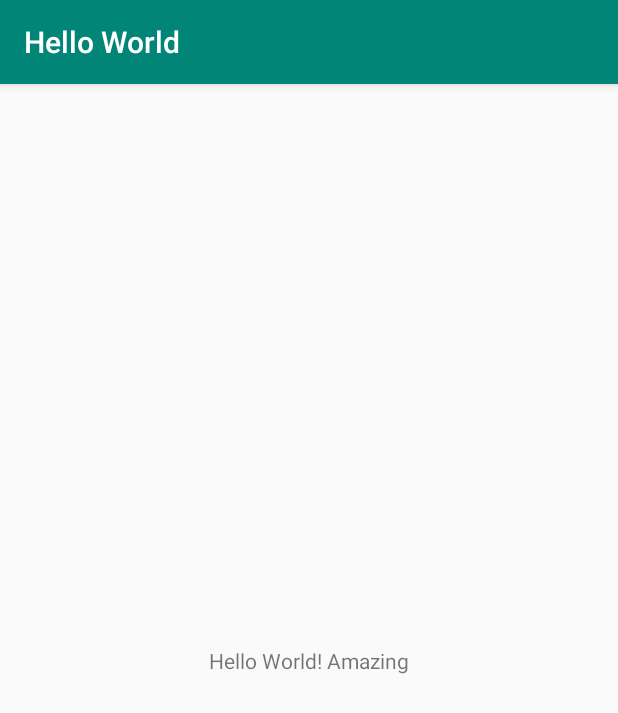
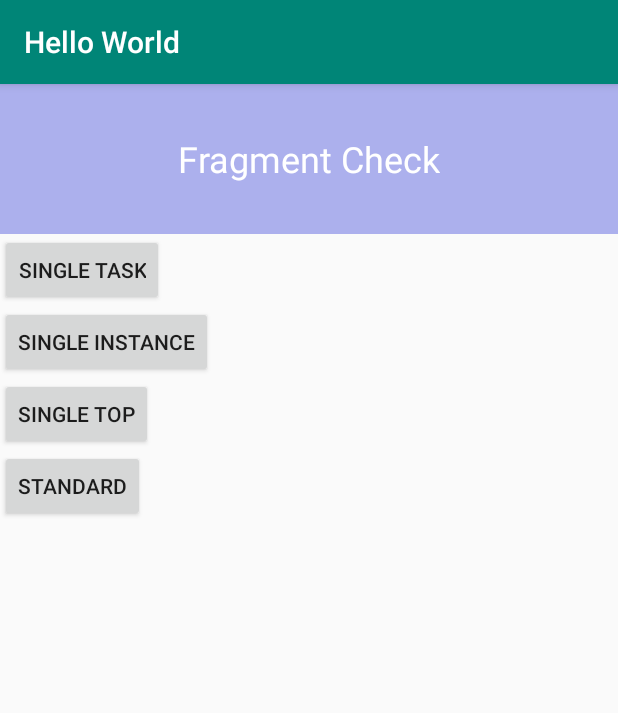
Before and after one commit to meta-jai-garg/android-training, an Android app: the screen it shows after launch (MainActivity), on a phone screen of 412 x 824 dp. Shown: the top 713 px of the screen. Run offline under Robolectric (Android 15) with nearby library versions, the phone set to English and light mode, and no system bars.

Commit message:
Activity and Fragment Lifecycle

```diff
--- a/HelloWorld/app/build.gradle
+++ b/HelloWorld/app/build.gradle
@@ -22,6 +22,7 @@ dependencies {
     implementation fileTree(dir: 'libs', include: ['*.jar'])
     implementation 'com.android.support:appcompat-v7:28.0.0'
     implementation 'com.android.support.constraint:constraint-layout:1.1.3'
+    implementation 'com.android.support:support-v4:28.0.0'
     testImplementation 'junit:junit:4.12'
     androidTestImplementation 'com.android.support.test:runner:1.0.2'
     androidTestImplementation 'com.android.support.test.espresso:espresso-core:3.0.2'
--- /dev/null
+++ b/HelloWorld/app/src/main/java/com/metacube/helloworld/BlankFragment.java
@@ -0,0 +1,78 @@
+package com.metacube.helloworld;
+
+import android.content.Context;
+import android.os.Bundle;
+import android.support.annotation.NonNull;
+import android.support.annotation.Nullable;
+import android.support.v4.app.Fragment;
+import android.util.Log;
+import android.view.LayoutInflater;
+import android.view.View;
+import android.view.ViewGroup;
+
+
+
+public class BlankFragment extends Fragment {
+
+
+    private static final String TAG = "4321";
+
+    @Override
+    public View onCreateView(LayoutInflater inflater, ViewGroup container,
+                             Bundle savedInstanceState) {
+        Log.d(TAG, "onCreateView: ");
+        return inflater.inflate(R.layout.fragment_blank, container, false);
+    }
+
+    @Override
+    public void onAttach(Context context) {
+        super.onAttach(context);
+        Log.d(TAG, "onAttach: ");
+    }
+
+    @Override
+    public void onDetach() {
+        super.onDetach();
+        Log.d(TAG, "onDetach: ");
+    }
+
+    @Override
+    public void onViewCreated(@NonNull View view, @Nullable Bundle savedInstanceState) {
+        super.onViewCreated(view, savedInstanceState);
+        Log.d(TAG, "onViewCreated: ");
+    }
+
+    @Override
+    public void onActivityCreated(@Nullable Bundle savedInstanceState) {
+        super.onActivityCreated(savedInstanceState);
+        Log.d(TAG, "onActivityCreated: ");
+    }
+
+    @Override
+    public void onStart() {
+        super.onStart();
+        Log.d(TAG, "onFragmentStart: ");
+    }
+
+    @Override
+    public void onPause() {
+        super.onPause();
+        Log.d(TAG, "onFragmentPause: ");
+    }
+
+    @Override
+    public void onDestroyView() {
+        super.onDestroyView();
+        Log.d(TAG, "onDestroyView: ");
+    }
+    @Override
+    public void onDestroy(){
+        super.onDestroy();
+        Log.d(TAG, "onFragmentDestroy: ");
+    }
+    @Override
+    public void onStop(){
+        super.onStop();
+        Log.d(TAG, "onFragmentStop: ");
+    }
+}
--- a/HelloWorld/app/src/main/java/com/metacube/helloworld/MainActivity.java
+++ b/HelloWorld/app/src/main/java/com/metacube/helloworld/MainActivity.java
@@ -1,13 +1,53 @@
 package com.metacube.helloworld;
 
+import android.os.Bundle;
 import android.support.v7.app.AppCompatActivity;
-import android.os.Bundle;
+import android.util.Log;
 
 public class MainActivity extends AppCompatActivity {
+
+    private static final String TAG = "1234";
 
     @Override
     protected void onCreate(Bundle savedInstanceState) {
         super.onCreate(savedInstanceState);
         setContentView(R.layout.activity_main);
+        Log.d(TAG, "onCreate: ");
+    }
+
+    @Override
+    protected void onStart() {
+        super.onStart();
+        Log.d(TAG, "onStart: ");
+    }
+
+    @Override
+    protected void onPause() {
+        super.onPause();
+        Log.d(TAG, "onPause: ");
+    }
+
+    @Override
+    protected void onResume() {
+        super.onResume();
+        Log.d(TAG, "onResume: ");
+    }
+
+    @Override
+    protected void onStop() {
+        super.onStop();
+        Log.d(TAG, "onStop: ");
+    }
+
+    @Override
+    protected void onDestroy() {
+        super.onDestroy();
+        Log.d(TAG, "onDestroy: ");
+    }
+
+    @Override
+    protected void onRestart() {
+        super.onRestart();
+        Log.d(TAG, "onRestart: ");
     }
 }
--- a/HelloWorld/app/src/main/res/layout/activity_main.xml
+++ b/HelloWorld/app/src/main/res/layout/activity_main.xml
@@ -1,18 +1,40 @@
 <?xml version="1.0" encoding="utf-8"?>
-<android.support.constraint.ConstraintLayout xmlns:android="http://schemas.android.com/apk/res/android"
+<LinearLayout xmlns:android="http://schemas.android.com/apk/res/android"
     xmlns:app="http://schemas.android.com/apk/res-auto"
     xmlns:tools="http://schemas.android.com/tools"
     android:layout_width="match_parent"
     android:layout_height="match_parent"
+    android:orientation="vertical"
     tools:context=".MainActivity">
 
-    <TextView
+    <fragment
+        android:id="@+id/blank_fragment"
+        class="com.metacube.helloworld.BlankFragment"
+        android:layout_width="match_parent"
+        android:layout_height="100dp" />
+
+    <Button
+        android:id="@+id/singleTask"
         android:layout_width="wrap_content"
         android:layout_height="wrap_content"
-        android:text="Hello World! Amazing"
-        app:layout_constraintBottom_toBottomOf="parent"
-        app:layout_constraintLeft_toLeftOf="parent"
-        app:layout_constraintRight_toRightOf="parent"
-        app:layout_constraintTop_toTopOf="parent" />
+        android:text="@string/single_task" />
 
-</android.support.constraint.ConstraintLayout>
+    <Button
+        android:id="@+id/singleInstance"
+        android:layout_width="wrap_content"
+        android:layout_height="wrap_content"
+        android:text="@string/single_instance" />
+
+    <Button
+        android:id="@+id/singleTop"
+        android:layout_width="wrap_content"
+        android:layout_height="wrap_content"
+        android:text="@string/single_top" />
+
+    <Button
+        android:id="@+id/standard"
+        android:layout_width="wrap_content"
+        android:layout_height="wrap_content"
+        android:text="@string/standard" />
+
+</LinearLayout>
--- /dev/null
+++ b/HelloWorld/app/src/main/res/layout/fragment_blank.xml
@@ -0,0 +1,17 @@
+<?xml version="1.0" encoding="utf-8"?>
+<LinearLayout xmlns:android="http://schemas.android.com/apk/res/android"
+    xmlns:tools="http://schemas.android.com/tools"
+    android:layout_width="match_parent"
+    android:gravity="center"
+    android:layout_height="match_parent"
+    android:background="#acb0ed"
+    tools:context=".BlankFragment">
+
+    <TextView
+        android:layout_gravity="center"
+        android:layout_width="wrap_content"
+        android:layout_height="wrap_content"
+        android:text="@string/fragment_check"
+        android:textColor="#FFF"
+        android:textSize="24sp"/>
+</LinearLayout>
--- a/HelloWorld/app/src/main/res/values/strings.xml
+++ b/HelloWorld/app/src/main/res/values/strings.xml
@@ -1,3 +1,11 @@
 <resources>
     <string name="app_name">Hello World</string>
+    <string name="hello_world">Hello World!</string>
+
+    <!-- TODO: Remove or change this placeholder text -->
+    <string name="fragment_check">Fragment Check</string>
+    <string name="single_task">Single Task</string>
+    <string name="standard">Standard</string>
+    <string name="single_top">Single Top</string>
+    <string name="single_instance">Single Instance</string>
 </resources>
```
Also changed, not shown: HelloWorld/app/src/main/AndroidManifest.xml (+12 -0 lines), HelloWorld/app/src/main/java/com/metacube/helloworld/SingleInstanceActivity.java (added, +13 -0 lines), HelloWorld/app/src/main/java/com/metacube/helloworld/SingleTaskActivity.java (added, +13 -0 lines), HelloWorld/app/src/main/java/com/metacube/helloworld/SingleTopActivity.java (added, +13 -0 lines), HelloWorld/app/src/main/java/com/metacube/helloworld/StandardActivity.java (added, +13 -0 lines), HelloWorld/app/src/main/res/layout/activity_single_instance.xml (added, +9 -0 lines), HelloWorld/app/src/main/res/layout/activity_single_task.xml (added, +9 -0 lines), HelloWorld/app/src/main/res/layout/activity_single_top.xml (added, +9 -0 lines), HelloWorld/app/src/main/res/layout/activity_standard.xml (added, +9 -0 lines).
